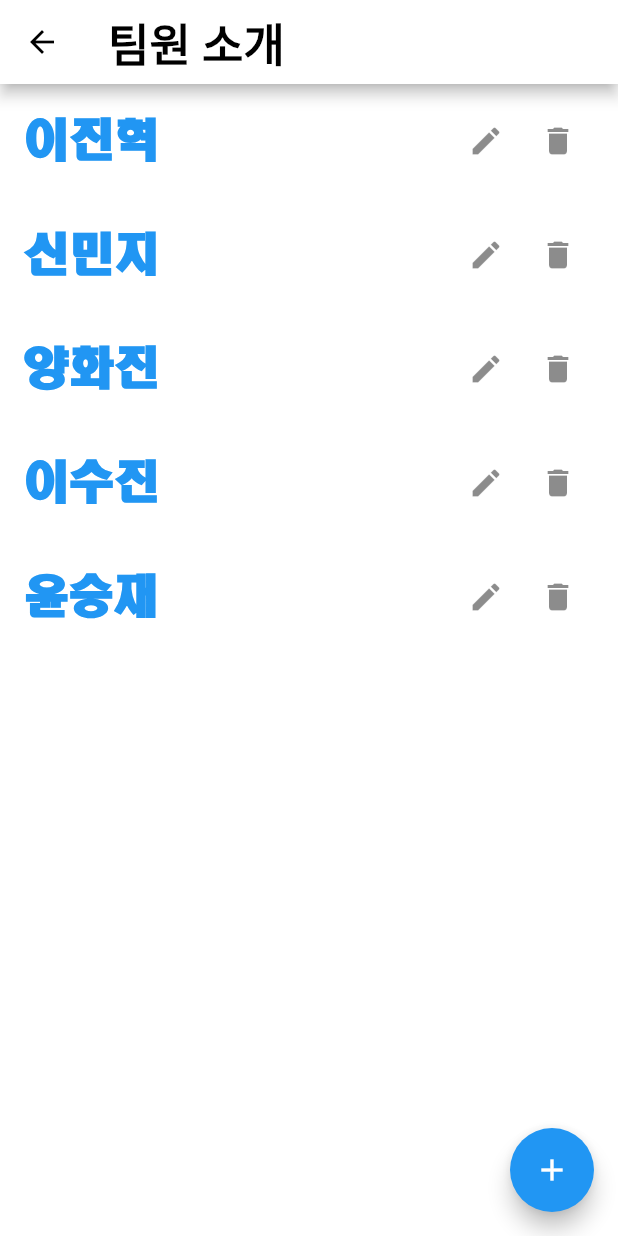
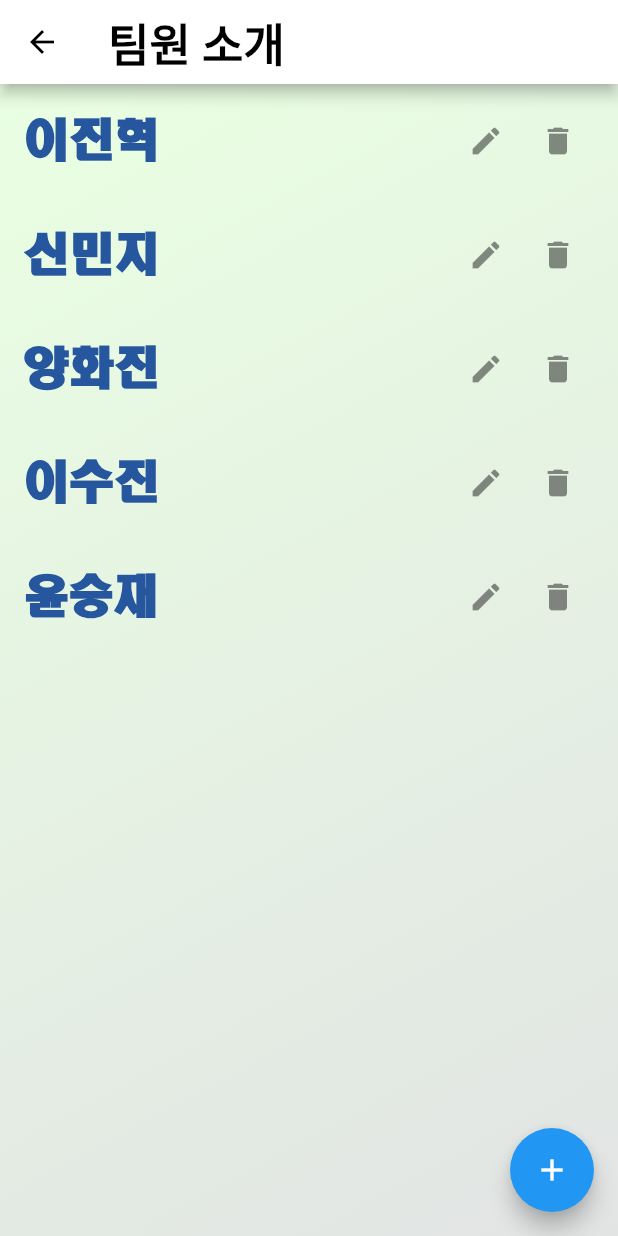
Before and after one commit to jh4016/team-project, a Flutter app: the screen it shows after launch, after a tap on "팀원소개", on a phone screen of 412 x 824 dp. Run offline on Flutter 3.47's test engine with Material 2 defaults, Android fonts, the light colour scheme and no system bars; network calls fail.

Commit message:
팀원 소개 이름, 배경 색상 변경

```diff
--- a/lib/teamIntroduction.dart
+++ b/lib/teamIntroduction.dart
@@ -132,7 +132,16 @@ class _TeamIntroductionPageState extends State<TeamIntroductionPage> {
                   description: description,
                   merit: merit,
                   style: style,
-                  image: teamMembers[index].image,
+                  image: teamMembers[index].image, backgroundColor:BoxDecoration(
+                  gradient: LinearGradient(
+                    begin: Alignment.topLeft,
+                    end: Alignment.bottomRight,
+                    colors: [
+                      Color(0xFFE5D8C2), // 그라데이션 색상 1
+                      Color(0xFFD02EA2), // 그라데이션 색상 2
+                    ],
+                  ),
+                ),
                 );
 
                 setState(() {
@@ -167,8 +176,8 @@ class _TeamIntroductionPageState extends State<TeamIntroductionPage> {
             begin: Alignment.topLeft,
             end: Alignment.bottomRight,
             colors: [
-              Colors.white, // 첫 번째 색상
-              Colors.white, // 두 번째 색상
+              Color(0xFFE9FFE2), // 첫 번째 색상
+              Color(0xFFE2E4E4), // 두 번째 색상
             ],
           ),
         ),
@@ -219,7 +228,7 @@ class _TeamIntroductionPageState extends State<TeamIntroductionPage> {
                             fontSize: 30,
                             fontWeight: FontWeight.bold,
                             fontFamily: 'human',
-                            color: Colors.blue,
+                              color:Color(0xFF26569D)
                           ),
                         ),
                         trailing: Row(
```
